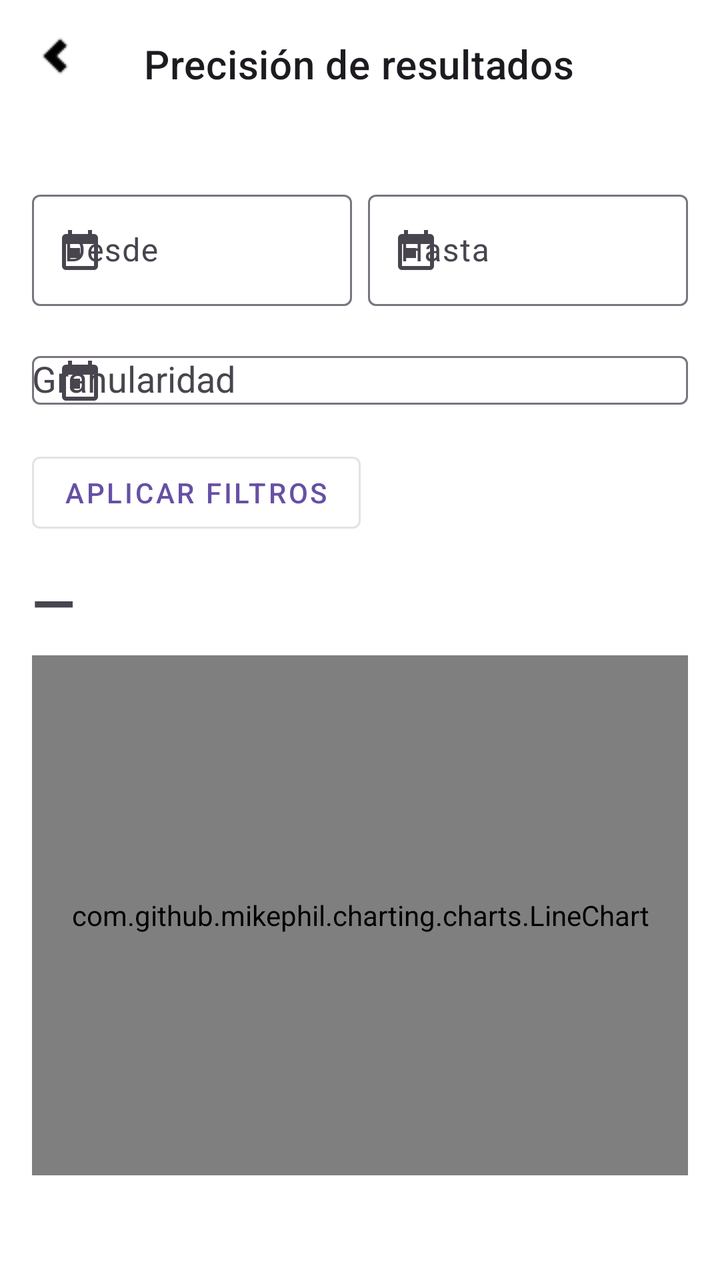
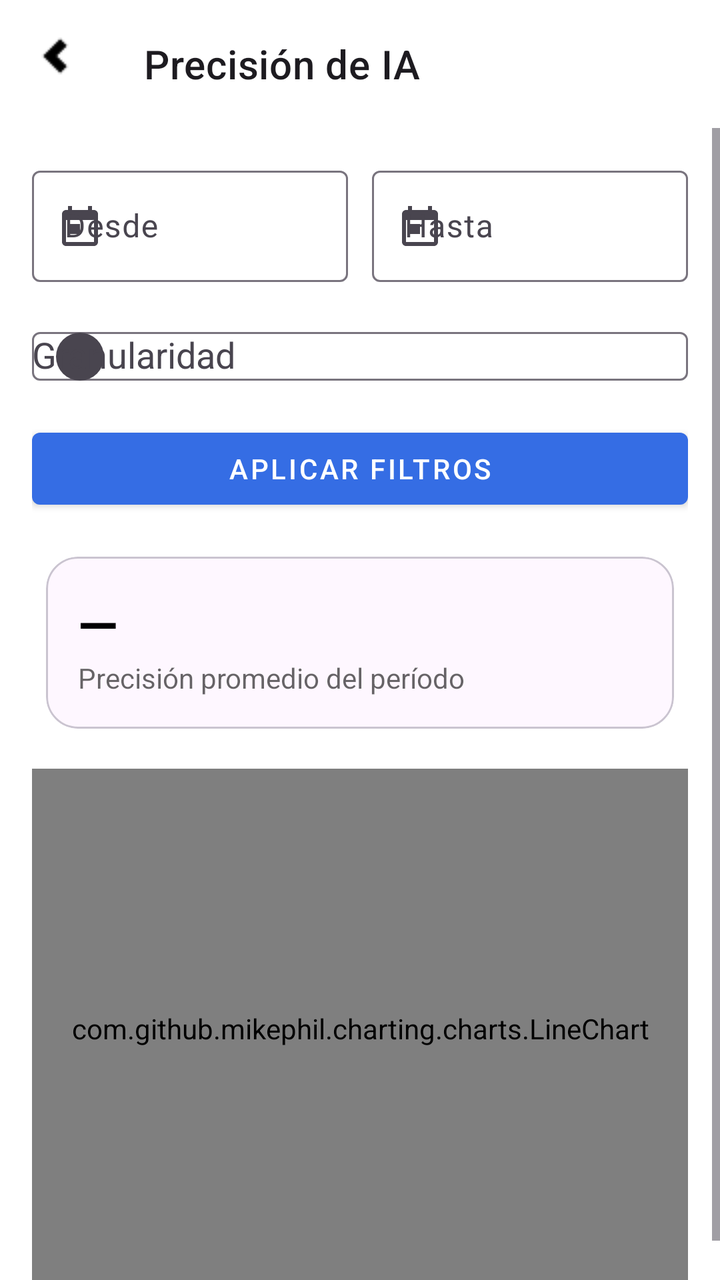

An Android layout rendered at two revisions. The XML below is the earlier revision; the diff shows what the commit changed to produce the second picture.
<!-- AndroidManifest.xml: application theme Theme.DoctorSaludApp -->
<!-- res/layout/activity_indicator_precision.xml -->
<?xml version="1.0" encoding="utf-8"?>
<androidx.coordinatorlayout.widget.CoordinatorLayout
    xmlns:android="http://schemas.android.com/apk/res/android"
    xmlns:app="http://schemas.android.com/apk/res-auto"
    android:layout_width="match_parent"
    android:layout_height="match_parent"
    android:background="@color/white">

    <com.google.android.material.appbar.MaterialToolbar
        android:id="@+id/toolbar"
        style="@style/Widget.MaterialComponents.Toolbar"
        android:layout_width="match_parent"
        android:layout_height="?attr/actionBarSize"
        app:navigationIcon="@drawable/ic_arrow_back_24_si"
        app:title="Precisión de resultados" />

    <ScrollView
        android:layout_width="match_parent"
        android:layout_height="match_parent"
        android:layout_marginTop="?attr/actionBarSize"
        android:fillViewport="true">

        <LinearLayout
            android:id="@+id/content"
            android:layout_width="match_parent"
            android:layout_height="wrap_content"
            android:orientation="vertical"
            android:padding="16dp">

            <include
                android:id="@+id/filters"
                layout="@layout/include_filter_bar"/>

            <com.google.android.material.button.MaterialButton
                android:id="@+id/btnApply"
                style="@style/Widget.MaterialComponents.Button.OutlinedButton"
                android:layout_width="wrap_content"
                android:layout_height="wrap_content"
                android:layout_marginTop="8dp"
                android:text="Aplicar filtros"/>

            <TextView
                android:id="@+id/tvKpi"
                android:layout_width="wrap_content"
                android:layout_height="wrap_content"
                android:text="—"
                android:textSize="28sp"
                android:textStyle="bold"
                android:layout_marginTop="12dp"/>

            <com.github.mikephil.charting.charts.LineChart
                android:id="@+id/lineChart"
                android:layout_width="match_parent"
                android:layout_height="260dp"
                android:layout_marginTop="8dp"/>

            <TextView
                android:id="@+id/tvFoot"
                android:layout_width="wrap_content"
                android:layout_height="wrap_content"
                android:layout_marginTop="8dp"
                android:textColor="@color/black_60"
                android:text=""/>
        </LinearLayout>
    </ScrollView>

    <ProgressBar
        android:id="@+id/progress"
        style="?android:attr/progressBarStyleLarge"
        android:layout_width="wrap_content"
        android:layout_height="wrap_content"
        android:layout_gravity="center"
        android:visibility="gone"/>
</androidx.coordinatorlayout.widget.CoordinatorLayout>
<!-- res/layout/include_filter_bar.xml (included above) -->
<?xml version="1.0" encoding="utf-8"?>
<LinearLayout
    xmlns:android="http://schemas.android.com/apk/res/android"
    xmlns:app="http://schemas.android.com/apk/res-auto"
    android:id="@+id/filterRoot"
    android:layout_width="match_parent"
    android:layout_height="wrap_content"
    android:orientation="vertical"
    android:paddingTop="12dp">

    
    <LinearLayout
        android:layout_width="match_parent"
        android:layout_height="wrap_content"
        android:orientation="horizontal">

        <com.google.android.material.textfield.TextInputLayout
            android:layout_width="0dp"
            android:layout_height="wrap_content"
            android:layout_weight="1"
            android:hint="Desde"
            app:startIconDrawable="@drawable/ic_calendar_24">
            <com.google.android.material.textfield.TextInputEditText
                android:id="@+id/etStartDate"
                android:layout_width="match_parent"
                android:layout_height="wrap_content"
                android:focusable="false"
                android:clickable="true"/>
        </com.google.android.material.textfield.TextInputLayout>

        <Space android:layout_width="8dp" android:layout_height="match_parent"/>

        <com.google.android.material.textfield.TextInputLayout
            android:layout_width="0dp"
            android:layout_height="wrap_content"
            android:layout_weight="1"
            android:hint="Hasta"
            app:startIconDrawable="@drawable/ic_calendar_24">
            <com.google.android.material.textfield.TextInputEditText
                android:id="@+id/etEndDate"
                android:layout_width="match_parent"
                android:layout_height="wrap_content"
                android:focusable="false"
                android:clickable="true"/>
        </com.google.android.material.textfield.TextInputLayout>
    </LinearLayout>

    
    <com.google.android.material.textfield.TextInputLayout
        android:layout_width="match_parent"
        android:layout_height="wrap_content"
        android:layout_marginTop="8dp"
        android:hint="Granularidad"
        app:startIconDrawable="@drawable/ic_calendar_24">
        <AutoCompleteTextView
            android:id="@+id/acGranularity"
            android:layout_width="match_parent"
            android:layout_height="wrap_content"
            android:inputType="none"/>
    </com.google.android.material.textfield.TextInputLayout>
</LinearLayout>
<!-- resources referenced by this layout -->
<resources>
  <color name="black_60">#99000000</color>
  <color name="white">#ffffffff</color>
  <!-- drawable ic_arrow_back_24_si: png bitmap (drawable, 235 bytes) -->
  <!-- drawable ic_calendar_24 (drawable) -->
  <vector xmlns:android="http://schemas.android.com/apk/res/android"
      android:width="24dp"
      android:height="24dp"
      android:viewportWidth="24"
      android:viewportHeight="24">
      
      <path
          android:fillColor="#FF000000"
          android:pathData="M19,4h-1V2h-2v2H8V2H6v2H5C3.9,4 3,4.9 3,6v14c0,1.1 0.9,2 2,2h14c1.1,0 2,-0.9 2,-2V6C21,4.9 20.1,4 19,4zM19,20H5V9h14V20zM7,11h5v5H7z"/>
  </vector>
  <style name="Theme.DoctorSaludApp" parent="Base.Theme.DoctorSaludApp" />
  <style name="Base.Theme.DoctorSaludApp" parent="Theme.Material3.DayNight.NoActionBar">
          
          
      </style>
</resources>

<!-- the commit's change to res/layout/activity_indicator_precision.xml (unified diff, before → after) -->
@@ -2,9 +2,9 @@
 <androidx.coordinatorlayout.widget.CoordinatorLayout
     xmlns:android="http://schemas.android.com/apk/res/android"
     xmlns:app="http://schemas.android.com/apk/res-auto"
+    android:background="@color/white"
     android:layout_width="match_parent"
-    android:layout_height="match_parent"
-    android:background="@color/white">
+    android:layout_height="match_parent">
 
     <com.google.android.material.appbar.MaterialToolbar
         android:id="@+id/toolbar"
@@ -12,7 +12,7 @@
         android:layout_width="match_parent"
         android:layout_height="?attr/actionBarSize"
         app:navigationIcon="@drawable/ic_arrow_back_24_si"
-        app:title="Precisión de resultados" />
+        app:title="Precisión de IA" />
 
     <ScrollView
         android:layout_width="match_parent"
@@ -22,115 +22,115 @@
 
         <LinearLayout
             android:id="@+id/content"
+            android:padding="16dp"
+            android:orientation="vertical"
             android:layout_width="match_parent"
-            android:layout_height="wrap_content"
-            android:orientation="vertical"
-            android:padding="16dp">
+            android:layout_height="wrap_content">
 
-            <include
-                android:id="@+id/filters"
-                layout="@layout/include_filter_bar"/>
+            
+            <LinearLayout
+                android:orientation="horizontal"
+                android:layout_width="match_parent"
+                android:layout_height="wrap_content">
+
+                <com.google.android.material.textfield.TextInputLayout
+                    android:layout_width="0dp"
+                    android:layout_height="wrap_content"
+                    android:layout_weight="1"
+                    app:startIconDrawable="@drawable/ic_calendar_24">
+                    <com.google.android.material.textfield.TextInputEditText
+                        android:id="@+id/etStart"
+                        android:hint="Desde"
+                        android:focusable="false"
+                        android:layout_width="match_parent"
+                        android:layout_height="wrap_content"/>
+                </com.google.android.material.textfield.TextInputLayout>
+
+                <Space android:layout_width="12dp" android:layout_height="1dp"/>
+
+                <com.google.android.material.textfield.TextInputLayout
+                    android:layout_width="0dp"
+                    android:layout_height="wrap_content"
+                    android:layout_weight="1"
+                    app:startIconDrawable="@drawable/ic_calendar_24">
+                    <com.google.android.material.textfield.TextInputEditText
+                        android:id="@+id/etEnd"
+                        android:hint="Hasta"
+                        android:focusable="false"
+                        android:layout_width="match_parent"
+                        android:layout_height="wrap_content"/>
+                </com.google.android.material.textfield.TextInputLayout>
+            </LinearLayout>
+
+            <com.google.android.material.textfield.TextInputLayout
+                android:layout_marginTop="8dp"
+                app:startIconDrawable="@drawable/bg_circle_grey"
+                android:layout_width="match_parent"
+                android:layout_height="wrap_content">
+                <AutoCompleteTextView
+                    android:id="@+id/acGranularity"
+                    android:hint="Granularidad"
+                    android:inputType="none"
+                    android:layout_width="match_parent"
+                    android:layout_height="wrap_content"/>
+            </com.google.android.material.textfield.TextInputLayout>
 
             <com.google.android.material.button.MaterialButton
                 android:id="@+id/btnApply"
-                style="@style/Widget.MaterialComponents.Button.OutlinedButton"
-                android:layout_width="wrap_content"
+                style="@style/Widget.MaterialComponents.Button"
+                android:text="Aplicar filtros"
+                android:layout_marginTop="8dp"
+                app:backgroundTint="@color/primaryBlue"
+                android:textColor="@android:color/white"
+                android:layout_width="match_parent"
+                android:layout_height="wrap_content"/>
+
+            
+            <com.google.android.material.card.MaterialCardView
+                android:layout_marginTop="12dp"
+                android:layout_width="match_parent"
                 android:layout_height="wrap_content"
-                android:layout_marginTop="8dp"
-                android:text="Aplicar filtros"/>
+                app:cardCornerRadius="16dp"
+                app:cardUseCompatPadding="true">
 
-            <TextView
-                android:id="@+id/tvKpi"
-                android:layout_width="wrap_content"
-                android:layout_height="wrap_content"
-                android:text="—"
-                android:textSize="28sp"
-                android:textStyle="bold"
-                android:layout_marginTop="12dp"/>
+                <LinearLayout
+                    android:padding="16dp"
+                    android:orientation="vertical"
+                    android:layout_width="match_parent"
+                    android:layout_height="wrap_content">
 
+                    <TextView
+                        android:id="@+id/tvKpi"
+                        android:textSize="26sp"
+                        android:textStyle="bold"
+                        android:textColor="@color/black"
+                        android:text="—"
+                        android:layout_width="wrap_content"
+                        android:layout_height="wrap_content"/>
+
+                    <TextView
+                        android:id="@+id/tvSubtitle"
+                        android:text="Precisión promedio del período"
+                        android:textColor="@color/black_60"
+                        android:layout_width="wrap_content"
+                        android:layout_height="wrap_content"/>
+                </LinearLayout>
+            </com.google.android.material.card.MaterialCardView>
+
+            
             <com.github.mikephil.charting.charts.LineChart
-                android:id="@+id/lineChart"
+                android:id="@+id/chart"
+                android:layout_marginTop="12dp"
                 android:layout_width="match_parent"
-                android:layout_height="260dp"
-                android:layout_marginTop="8dp"/>
-
-            <TextView
-                android:id="@+id/tvFoot"
-                android:layout_width="wrap_content"
-                android:layout_height="wrap_content"
-                android:layout_marginTop="8dp"
-                android:textColor="@color/black_60"
-                android:text=""/>
+                android:layout_height="260dp"/>
         </LinearLayout>
     </ScrollView>
 
     <ProgressBar
         android:id="@+id/progress"
-        style="?android:attr/progressBarStyleLarge"
-        android:layout_width="wrap_content"
-        android:layout_height="wrap_content"
+        style="@style/Widget.MaterialComponents.ProgressIndicator"
         android:layout_gravity="center"
-        android:visibility="gone"/>
+        android:visibility="gone"
+        android:layout_width="48dp"
+        android:layout_height="48dp"/>
 </androidx.coordinatorlayout.widget.CoordinatorLayout>
-<!-- res/layout/include_filter_bar.xml (included above) -->
-<?xml version="1.0" encoding="utf-8"?>
-<LinearLayout
-    xmlns:android="http://schemas.android.com/apk/res/android"
-    xmlns:app="http://schemas.android.com/apk/res-auto"
-    android:id="@+id/filterRoot"
-    android:layout_width="match_parent"
-    android:layout_height="wrap_content"
-    android:orientation="vertical"
-    android:paddingTop="12dp">
-
-    
-    <LinearLayout
-        android:layout_width="match_parent"
-        android:layout_height="wrap_content"
-        android:orientation="horizontal">
-
-        <com.google.android.material.textfield.TextInputLayout
-            android:layout_width="0dp"
-            android:layout_height="wrap_content"
-            android:layout_weight="1"
-            android:hint="Desde"
-            app:startIconDrawable="@drawable/ic_calendar_24">
-            <com.google.android.material.textfield.TextInputEditText
-                android:id="@+id/etStartDate"
-                android:layout_width="match_parent"
-                android:layout_height="wrap_content"
-                android:focusable="false"
-                android:clickable="true"/>
-        </com.google.android.material.textfield.TextInputLayout>
-
-        <Space android:layout_width="8dp" android:layout_height="match_parent"/>
-
-        <com.google.android.material.textfield.TextInputLayout
-            android:layout_width="0dp"
-            android:layout_height="wrap_content"
-            android:layout_weight="1"
-            android:hint="Hasta"
-            app:startIconDrawable="@drawable/ic_calendar_24">
-            <com.google.android.material.textfield.TextInputEditText
-                android:id="@+id/etEndDate"
-                android:layout_width="match_parent"
-                android:layout_height="wrap_content"
-                android:focusable="false"
-                android:clickable="true"/>
-        </com.google.android.material.textfield.TextInputLayout>
-    </LinearLayout>
-
-    
-    <com.google.android.material.textfield.TextInputLayout
-        android:layout_width="match_parent"
-        android:layout_height="wrap_content"
-        android:layout_marginTop="8dp"
-        android:hint="Granularidad"
-        app:startIconDrawable="@drawable/ic_calendar_24">
-        <AutoCompleteTextView
-            android:id="@+id/acGranularity"
-            android:layout_width="match_parent"
-            android:layout_height="wrap_content"
-            android:inputType="none"/>
-    </com.google.android.material.textfield.TextInputLayout>
-</LinearLayout>
<!-- resource entries referenced after the edit -->
@@ -1,7 +1,15 @@
 <!-- resources referenced by this layout -->
 <resources>
+  <color name="black">#FF000000</color>
   <color name="black_60">#99000000</color>
+  <color name="primaryBlue">#356DE4</color>
   <color name="white">#ffffffff</color>
+  <!-- drawable bg_circle_grey (drawable) -->
+  <?xml version="1.0" encoding="utf-8"?>
+  <shape xmlns:android="http://schemas.android.com/apk/res/android" android:shape="oval">
+      <size android:width="24dp" android:height="24dp"/>
+      <solid android:color="#EEEEEE"/>
+  </shape>
   <!-- drawable ic_arrow_back_24_si: png bitmap (drawable, 235 bytes) -->
   <!-- drawable ic_calendar_24 (drawable) -->
   <vector xmlns:android="http://schemas.android.com/apk/res/android"
